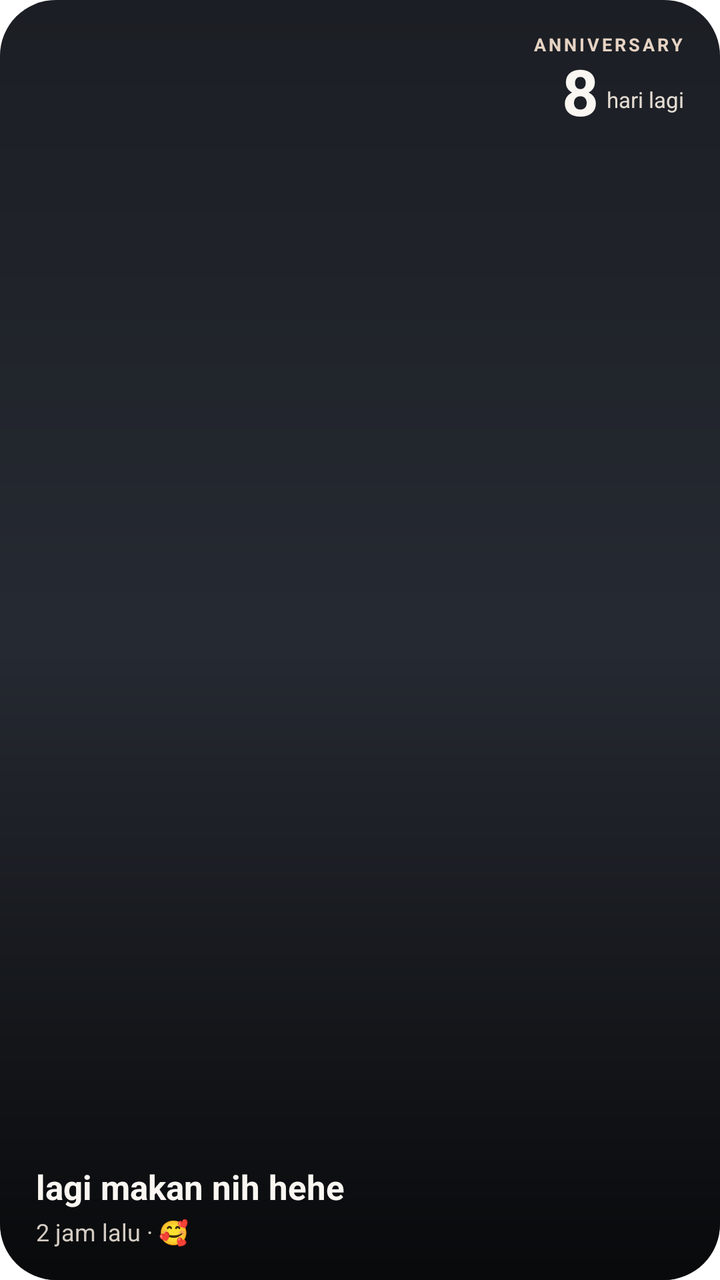
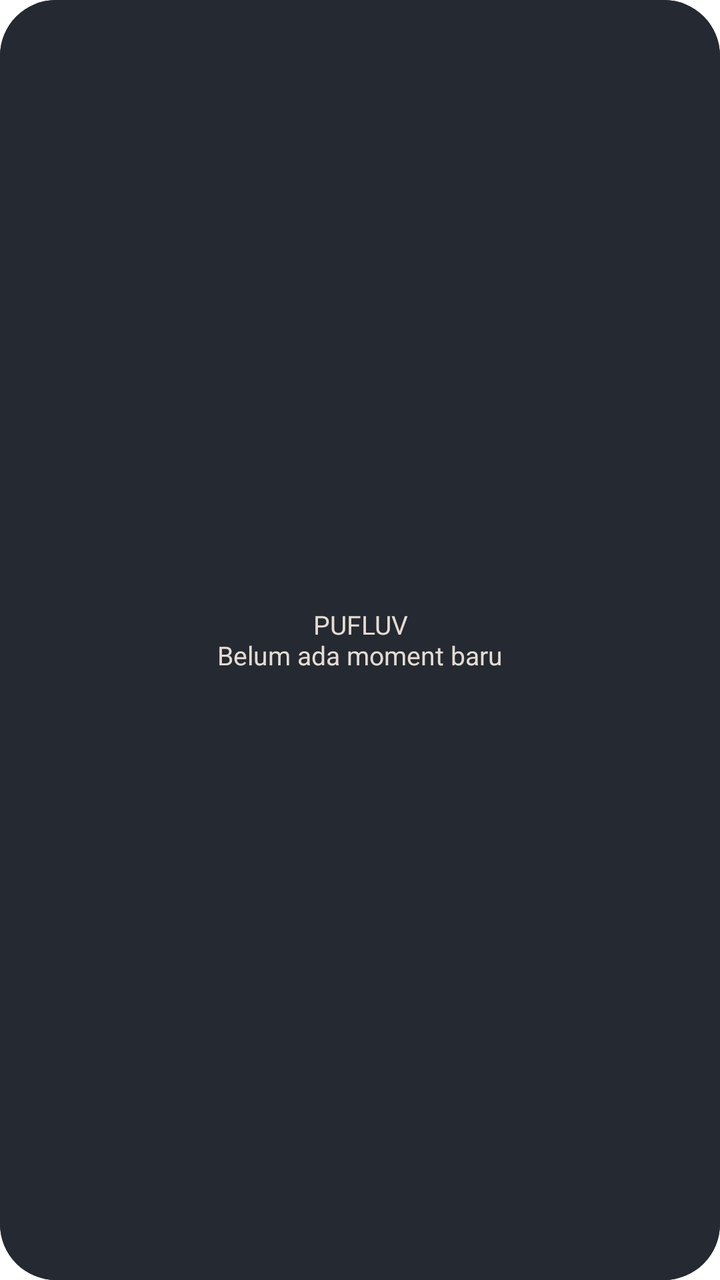

The first picture is an Android layout as it rendered before a commit; the second is the same layout after the commit. The layout source and the unified diff follow.
<!-- AndroidManifest.xml: fallback theme Theme.MaterialComponents.DayNight.NoActionBar -->
<!-- res/layout/pufluv_widget_layout.xml -->
<?xml version="1.0" encoding="utf-8"?>
<FrameLayout xmlns:android="http://schemas.android.com/apk/res/android"
    android:id="@+id/widget_container"
    android:layout_width="match_parent"
    android:layout_height="match_parent"
    android:background="@drawable/widget_bg">

    
    <ImageView
        android:id="@+id/widget_image"
        android:layout_width="match_parent"
        android:layout_height="match_parent"
        android:scaleType="centerCrop"
        android:contentDescription="Partner Moment" />

    
    <TextView
        android:id="@+id/widget_placeholder"
        android:layout_width="match_parent"
        android:layout_height="match_parent"
        android:gravity="center"
        android:background="@drawable/widget_bg"
        android:text="PUFLUV\nBelum ada moment baru"
        android:textColor="#E4DCD3"
        android:textSize="13sp"
        android:visibility="gone" />

    
    <ImageView
        android:id="@+id/widget_scrim_overlay"
        android:layout_width="match_parent"
        android:layout_height="match_parent"
        android:src="@drawable/widget_scrim"
        android:scaleType="fitXY"
        android:contentDescription="Gradient Overlay" />

    
    <LinearLayout
        android:id="@+id/widget_countdown_container"
        android:layout_width="wrap_content"
        android:layout_height="wrap_content"
        android:layout_gravity="top|end"
        android:layout_marginTop="16dp"
        android:layout_marginEnd="18dp"
        android:gravity="end"
        android:orientation="vertical">

        <TextView
            android:id="@+id/widget_event_title"
            android:layout_width="wrap_content"
            android:layout_height="wrap_content"
            android:letterSpacing="0.15"
            android:text="ANNIVERSARY"
            android:textColor="#E6D3C3"
            android:textSize="9sp"
            android:textStyle="bold" />

        <LinearLayout
            android:layout_width="wrap_content"
            android:layout_height="wrap_content"
            android:gravity="bottom"
            android:orientation="horizontal">

            <TextView
                android:id="@+id/widget_countdown_number"
                android:layout_width="wrap_content"
                android:layout_height="wrap_content"
                android:includeFontPadding="false"
                android:text="8"
                android:textColor="#FAF6F1"
                android:textSize="32sp"
                android:textStyle="bold" />

            <TextView
                android:id="@+id/widget_countdown_label"
                android:layout_width="wrap_content"
                android:layout_height="wrap_content"
                android:layout_marginStart="4dp"
                android:layout_marginBottom="4dp"
                android:text="hari lagi"
                android:textColor="#E4DCD3"
                android:textSize="11sp" />
        </LinearLayout>
    </LinearLayout>

    
    <LinearLayout
        android:layout_width="match_parent"
        android:layout_height="wrap_content"
        android:layout_gravity="bottom|start"
        android:layout_marginStart="18dp"
        android:layout_marginEnd="18dp"
        android:layout_marginBottom="16dp"
        android:orientation="vertical">

        <TextView
            android:id="@+id/widget_caption"
            android:layout_width="match_parent"
            android:layout_height="wrap_content"
            android:ellipsize="end"
            android:maxLines="2"
            android:text="lagi makan nih hehe"
            android:textColor="#FAF6F1"
            android:textSize="17sp"
            android:textStyle="bold" />

        <TextView
            android:id="@+id/widget_time_ago"
            android:layout_width="wrap_content"
            android:layout_height="wrap_content"
            android:layout_marginTop="3dp"
            android:text="2 jam lalu · 🥰"
            android:textColor="#D4CCC3"
            android:textSize="12sp" />
    </LinearLayout>
</FrameLayout>
<!-- resources referenced by this layout -->
<resources>
  <!-- drawable widget_bg (drawable) -->
  <?xml version="1.0" encoding="utf-8"?>
  <shape xmlns:android="http://schemas.android.com/apk/res/android"
      android:shape="rectangle">
      <solid android:color="#252931" />
      <corners android:radius="28dp" />
  </shape>
  <!-- drawable widget_scrim (drawable) -->
  <?xml version="1.0" encoding="utf-8"?>
  <shape xmlns:android="http://schemas.android.com/apk/res/android"
      android:shape="rectangle">
      <gradient
          android:type="linear"
          android:angle="270"
          android:startColor="#47000000"
          android:centerColor="#00000000"
          android:endColor="#C7000000" />
      <corners android:radius="28dp" />
  </shape>
</resources>

<!-- the commit's change to res/layout/pufluv_widget_layout.xml (unified diff, before → after) -->
@@ -11,6 +11,7 @@
         android:layout_width="match_parent"
         android:layout_height="match_parent"
         android:scaleType="centerCrop"
+        android:visibility="gone"
         android:contentDescription="Partner Moment" />
 
     
@@ -23,7 +24,7 @@
         android:text="PUFLUV\nBelum ada moment baru"
         android:textColor="#E4DCD3"
         android:textSize="13sp"
-        android:visibility="gone" />
+        android:visibility="visible" />
 
     
     <ImageView
@@ -32,6 +33,7 @@
         android:layout_height="match_parent"
         android:src="@drawable/widget_scrim"
         android:scaleType="fitXY"
+        android:visibility="gone"
         android:contentDescription="Gradient Overlay" />
 
     
@@ -43,6 +45,7 @@
         android:layout_marginTop="16dp"
         android:layout_marginEnd="18dp"
         android:gravity="end"
+        android:visibility="gone"
         android:orientation="vertical">
 
         <TextView
@@ -85,12 +88,14 @@
 
     
     <LinearLayout
+        android:id="@+id/widget_caption_container"
         android:layout_width="match_parent"
         android:layout_height="wrap_content"
         android:layout_gravity="bottom|start"
         android:layout_marginStart="18dp"
         android:layout_marginEnd="18dp"
         android:layout_marginBottom="16dp"
+        android:visibility="gone"
         android:orientation="vertical">
 
         <TextView
